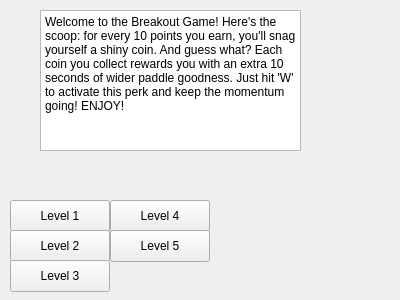
Above: mainwindow.ui from yelwan/BreakOutGameCS2 before the change. Below: the same form after it.
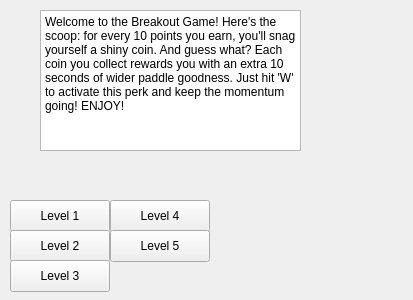
That is the form after the change.

What changed in the file:
```diff
--- a/mainwindow.ui
+++ b/mainwindow.ui
@@ -6,7 +6,7 @@
    <rect>
     <x>0</x>
     <y>0</y>
-    <width>400</width>
+    <width>413</width>
     <height>300</height>
    </rect>
   </property>
```
